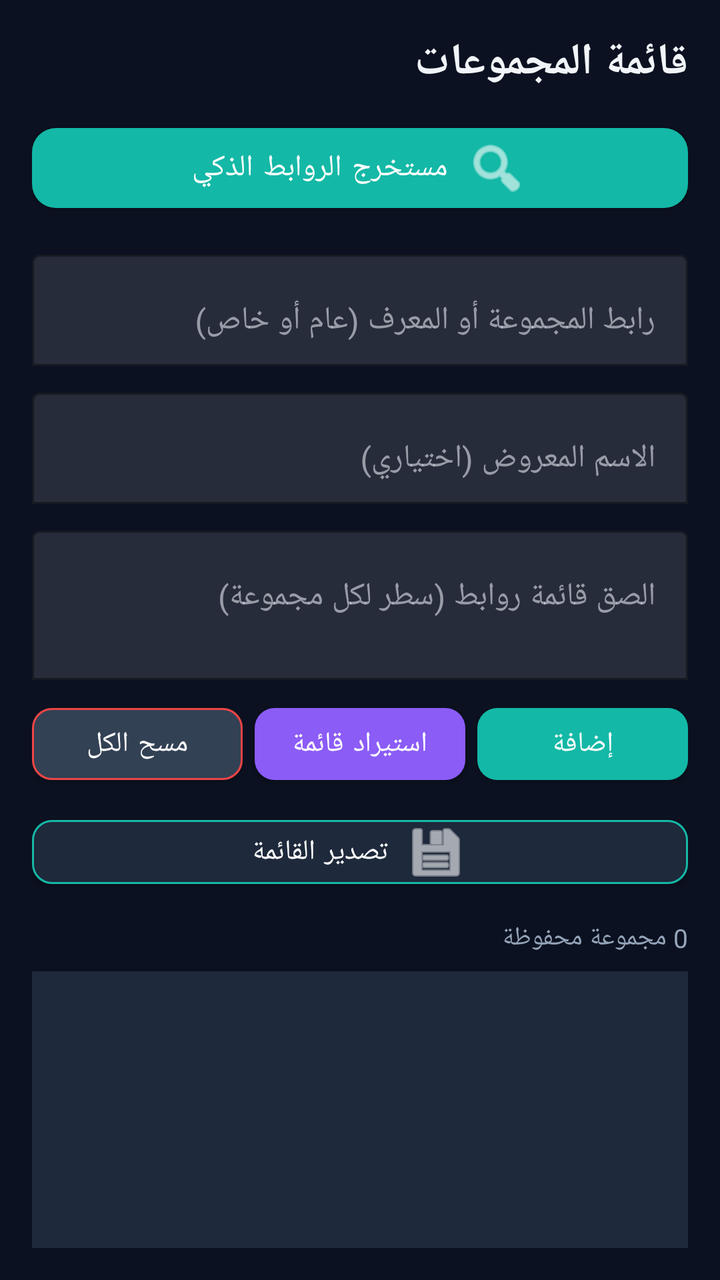
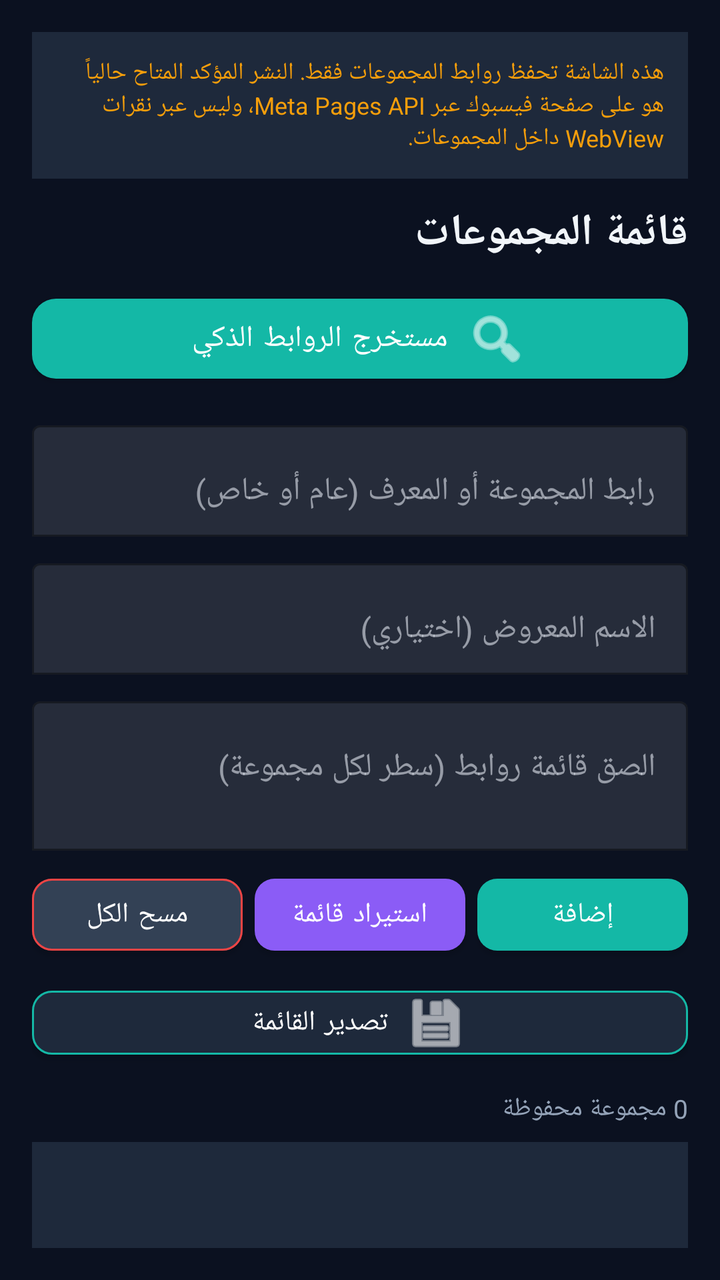

Two renders of the same Android screen: before a commit and after it. Below are the layout's source before the change and the commit's diff.
<!-- AndroidManifest.xml: application theme Theme.FBPublisherX -->
<!-- res/layout/fragment_groups.xml -->
<?xml version="1.0" encoding="utf-8"?>
<LinearLayout xmlns:android="http://schemas.android.com/apk/res/android"
    xmlns:app="http://schemas.android.com/apk/res-auto"
    android:layout_width="match_parent"
    android:layout_height="match_parent"
    android:orientation="vertical"
    android:background="@color/background"
    android:padding="16dp"
    android:layoutDirection="rtl">

    <TextView
        android:layout_width="match_parent"
        android:layout_height="wrap_content"
        android:text="@string/groups_title"
        android:textColor="@color/on_background"
        android:textSize="22sp"
        android:textStyle="bold"
        android:layout_marginBottom="12dp" />

    <com.google.android.material.button.MaterialButton
        android:id="@+id/btnSmartExtractor"
        android:layout_width="match_parent"
        android:layout_height="52dp"
        android:text="@string/btn_smart_extractor"
        android:textAllCaps="false"
        android:textSize="15sp"
        android:layout_marginBottom="12dp"
        app:cornerRadius="12dp"
        app:backgroundTint="@color/primary"
        app:icon="@android:drawable/ic_menu_search"
        app:iconGravity="textStart"
        app:iconPadding="8dp" />

    <com.google.android.material.textfield.TextInputLayout
        android:layout_width="match_parent"
        android:layout_height="wrap_content"
        app:boxBackgroundMode="outline"
        app:boxStrokeColor="@color/primary"
        android:layout_marginBottom="8dp">
        <com.google.android.material.textfield.TextInputEditText
            android:id="@+id/inputGroupUrl"
            android:layout_width="match_parent"
            android:layout_height="wrap_content"
            android:hint="@string/hint_group_url"
            android:textColor="@color/on_surface"
            android:inputType="textUri"
            android:gravity="start" />
    </com.google.android.material.textfield.TextInputLayout>

    <com.google.android.material.textfield.TextInputLayout
        android:layout_width="match_parent"
        android:layout_height="wrap_content"
        app:boxBackgroundMode="outline"
        app:boxStrokeColor="@color/primary"
        android:layout_marginBottom="8dp">
        <com.google.android.material.textfield.TextInputEditText
            android:id="@+id/inputGroupName"
            android:layout_width="match_parent"
            android:layout_height="wrap_content"
            android:hint="@string/hint_group_name"
            android:textColor="@color/on_surface"
            android:inputType="text"
            android:gravity="start" />
    </com.google.android.material.textfield.TextInputLayout>

    <com.google.android.material.textfield.TextInputLayout
        android:layout_width="match_parent"
        android:layout_height="wrap_content"
        app:boxBackgroundMode="outline"
        app:boxStrokeColor="@color/primary"
        android:layout_marginBottom="8dp">
        <com.google.android.material.textfield.TextInputEditText
            android:id="@+id/inputImportList"
            android:layout_width="match_parent"
            android:layout_height="wrap_content"
            android:hint="@string/hint_import_list"
            android:textColor="@color/on_surface"
            android:inputType="textMultiLine"
            android:minLines="2"
            android:gravity="start|top" />
    </com.google.android.material.textfield.TextInputLayout>

    <LinearLayout
        android:layout_width="match_parent"
        android:layout_height="wrap_content"
        android:orientation="horizontal"
        android:layout_marginBottom="8dp">
        <com.google.android.material.button.MaterialButton
            android:id="@+id/btnAddGroup"
            android:layout_width="0dp"
            android:layout_height="48dp"
            android:layout_weight="1"
            android:text="@string/btn_add_group"
            android:textAllCaps="false"
            app:cornerRadius="10dp"
            app:backgroundTint="@color/primary" />
        <com.google.android.material.button.MaterialButton
            android:id="@+id/btnImportGroups"
            android:layout_width="0dp"
            android:layout_height="48dp"
            android:layout_weight="1"
            android:layout_marginStart="6dp"
            android:layout_marginEnd="6dp"
            android:text="@string/btn_import"
            android:textAllCaps="false"
            app:cornerRadius="10dp"
            app:backgroundTint="@color/secondary" />
        <com.google.android.material.button.MaterialButton
            android:id="@+id/btnClearGroups"
            android:layout_width="0dp"
            android:layout_height="48dp"
            android:layout_weight="1"
            android:text="@string/btn_clear_groups"
            android:textAllCaps="false"
            app:cornerRadius="10dp"
            app:backgroundTint="@color/surface_variant"
            app:strokeColor="@color/error"
            app:strokeWidth="1dp" />
    </LinearLayout>

    <com.google.android.material.button.MaterialButton
        android:id="@+id/btnExportGroups"
        android:layout_width="match_parent"
        android:layout_height="44dp"
        android:text="@string/btn_export"
        android:textAllCaps="false"
        android:layout_marginBottom="12dp"
        app:cornerRadius="10dp"
        app:backgroundTint="@color/surface"
        app:strokeColor="@color/primary"
        app:strokeWidth="1dp"
        app:icon="@android:drawable/ic_menu_save"
        app:iconGravity="textStart" />

    <TextView
        android:id="@+id/groupsCount"
        android:layout_width="match_parent"
        android:layout_height="wrap_content"
        android:text="0 مجموعة محفوظة"
        android:textColor="@color/text_secondary"
        android:textSize="13sp"
        android:layout_marginBottom="8dp" />

    <androidx.recyclerview.widget.RecyclerView
        android:id="@+id/recyclerGroups"
        android:layout_width="match_parent"
        android:layout_height="0dp"
        android:layout_weight="1"
        android:background="@color/surface"
        android:clipToPadding="false"
        android:paddingBottom="8dp" />

</LinearLayout>
<!-- resources referenced by this layout -->
<resources>
  <color name="background">#0B1120</color>
  <color name="error">#EF4444</color>
  <color name="on_background">#F1F5F9</color>
  <color name="on_surface">#E2E8F0</color>
  <color name="primary">#14B8A6</color>
  <color name="secondary">#8B5CF6</color>
  <color name="surface">#1E293B</color>
  <color name="surface_variant">#334155</color>
  <color name="text_secondary">#94A3B8</color>
  <string name="btn_add_group">إضافة</string>
  <string name="btn_clear_groups">مسح الكل</string>
  <string name="btn_export">تصدير القائمة</string>
  <string name="btn_import">استيراد قائمة</string>
  <string name="btn_smart_extractor">مستخرج الروابط الذكي</string>
  <string name="groups_title">قائمة المجموعات</string>
  <string name="hint_group_name">الاسم المعروض (اختياري)</string>
  <string name="hint_group_url">رابط المجموعة أو المعرف (عام أو خاص)</string>
  <string name="hint_import_list">الصق قائمة روابط (سطر لكل مجموعة)</string>
  <style name="Theme.FBPublisherX" parent="Theme.MaterialComponents.DayNight.NoActionBar">
          <item name="colorPrimary">@color/primary</item>
          <item name="colorPrimaryVariant">@color/primary_variant</item>
          <item name="colorOnPrimary">@color/on_primary</item>
          <item name="colorSecondary">@color/secondary</item>
          <item name="android:statusBarColor">@color/background</item>
          <item name="android:navigationBarColor">@color/surface</item>
          <item name="android:windowBackground">@color/background</item>
          <item name="android:windowLightStatusBar">false</item>
          <item name="colorSurface">@color/surface</item>
          <item name="colorOnSurface">@color/on_surface</item>
      </style>
  <color name="primary_variant">#0F766E</color>
  <color name="on_primary">#FFFFFF</color>
</resources>

<!-- the commit's change to res/layout/fragment_groups.xml (unified diff, before → after) -->
@@ -7,6 +7,16 @@
     android:background="@color/background"
     android:padding="16dp"
     android:layoutDirection="rtl">
+
+    <TextView
+        android:layout_width="match_parent"
+        android:layout_height="wrap_content"
+        android:text="@string/groups_api_warning"
+        android:textColor="@color/warning"
+        android:textSize="12sp"
+        android:background="@color/surface"
+        android:padding="12dp"
+        android:layout_marginBottom="12dp" />
 
     <TextView
         android:layout_width="match_parent"
<!-- resource entries referenced after the edit -->
@@ -9,11 +9,13 @@
   <color name="surface">#1E293B</color>
   <color name="surface_variant">#334155</color>
   <color name="text_secondary">#94A3B8</color>
+  <color name="warning">#F59E0B</color>
   <string name="btn_add_group">إضافة</string>
   <string name="btn_clear_groups">مسح الكل</string>
   <string name="btn_export">تصدير القائمة</string>
   <string name="btn_import">استيراد قائمة</string>
   <string name="btn_smart_extractor">مستخرج الروابط الذكي</string>
+  <string name="groups_api_warning">هذه الشاشة تحفظ روابط المجموعات فقط. النشر المؤكد المتاح حالياً هو على صفحة فيسبوك عبر Meta Pages API، وليس عبر نقرات WebView داخل المجموعات.</string>
   <string name="groups_title">قائمة المجموعات</string>
   <string name="hint_group_name">الاسم المعروض (اختياري)</string>
   <string name="hint_group_url">رابط المجموعة أو المعرف (عام أو خاص)</string>
